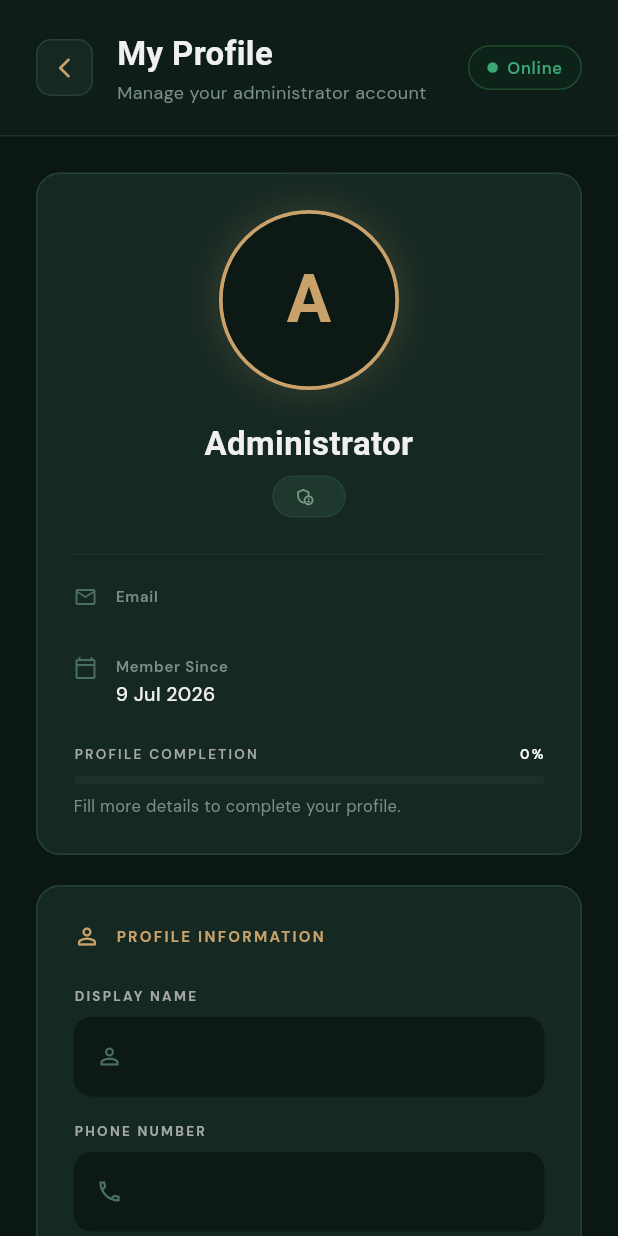
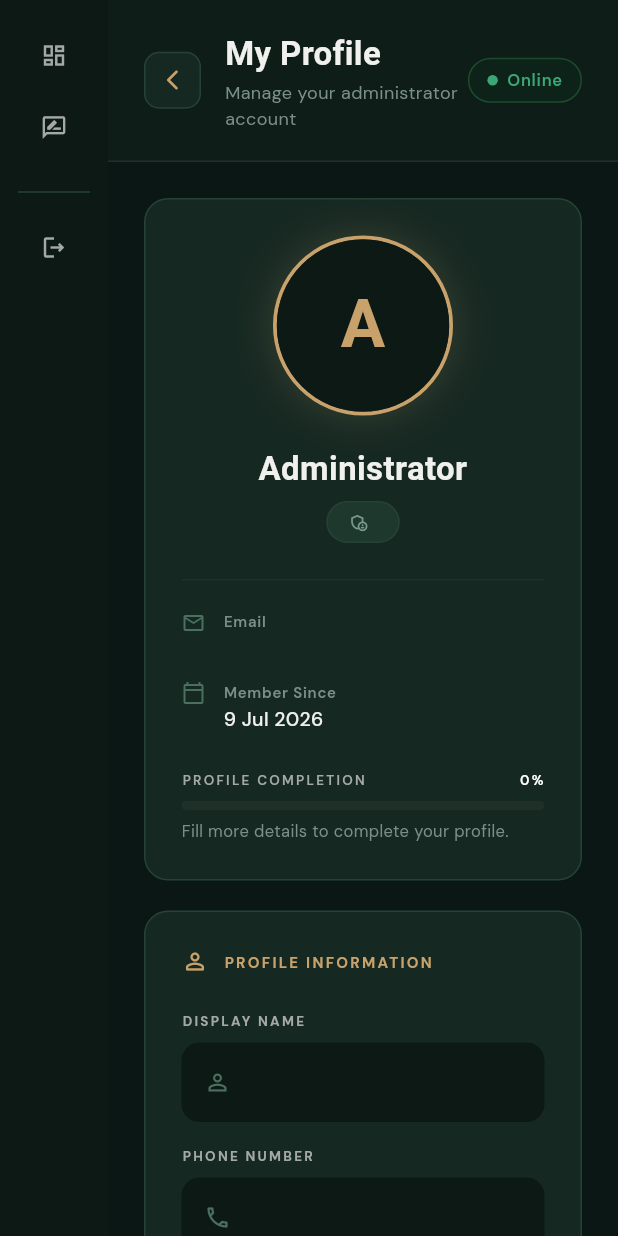
Before and after one commit to Shivadatt/om_event_flutter, a Flutter app: the ProfileScreen screen opened by its route, on a phone screen of 412 x 824 dp. Run offline on Flutter 3.47's test engine with Material 3 defaults, Android fonts, the phone set to English and light mode, and no system bars; our stand-ins replace cached_network_image, cloud_firestore, file_picker, firebase_auth, firebase_core, firebase_messaging and 6 more; missing offline and left inert: dart:html; accounts and stored records are empty; Roboto replaces fonts that are missing (Italiana).

Commit message:
feat: implement admin dashboard UI with navigation layout and sidebar components

```diff
--- a/lib/core/config/app_routes.dart
+++ b/lib/core/config/app_routes.dart
@@ -6,6 +6,7 @@ import '../../presentation/screens/customer/experience_detail_screen.dart';
 import '../../presentation/screens/customer/quote_success_screen.dart';
 import '../../presentation/screens/auth/login_screen.dart';
 import '../../presentation/screens/admin/admin_dashboard_screen.dart';
+import '../../presentation/screens/admin/widgets/admin_layout.dart';
 import '../../presentation/screens/admin/manage_leads_screen.dart';
 import '../../presentation/screens/admin/manage_quotes_screen.dart';
 import '../../presentation/screens/admin/manage_experiences_screen.dart';
@@ -60,42 +61,42 @@ class AppRouter {
     GetPage(name: AppRoutes.login, page: () => const LoginScreen()),
     GetPage(
       name: AppRoutes.adminDashboard,
-      page: () => const AdminDashboardScreen(),
+      page: () => const AdminLayout(child: AdminDashboardScreen()),
       binding: AdminBinding(),
     ),
     GetPage(
       name: AppRoutes.manageLeads,
-      page: () => const ManageLeadsScreen(),
+      page: () => const AdminLayout(child: ManageLeadsScreen()),
       binding: AdminBinding(),
     ),
     GetPage(
       name: AppRoutes.manageQuotes,
-      page: () => const ManageQuotesScreen(),
+      page: () => const AdminLayout(child: ManageQuotesScreen()),
       binding: AdminBinding(),
     ),
     GetPage(
       name: AppRoutes.manageBookings,
-      page: () => const ManageBookingsScreen(),
+      page: () => const AdminLayout(child: ManageBookingsScreen()),
       binding: AdminBinding(),
     ),
     GetPage(
       name: AppRoutes.manageExperiences,
-      page: () => const ManageExperiencesScreen(),
+      page: () => const AdminLayout(child: ManageExperiencesScreen()),
       binding: AdminBinding(),
     ),
     GetPage(
       name: AppRoutes.manageCategories,
-      page: () => const ManageCategoriesScreen(),
+      page: () => const AdminLayout(child: ManageCategoriesScreen()),
       binding: AdminBinding(),
     ),
     GetPage(
       name: AppRoutes.manageCustomers,
-      page: () => const ManageCustomersScreen(),
+      page: () => const AdminLayout(child: ManageCustomersScreen()),
       binding: AdminBinding(),
     ),
     GetPage(
       name: AppRoutes.manageUsers,
-      page: () => const ManageAdminRolesScreen(),
+      page: () => const AdminLayout(child: ManageAdminRolesScreen()),
       binding: AdminBinding(),
     ),
     GetPage(
@@ -110,25 +111,25 @@ class AppRouter {
     ),
     GetPage(
       name: AppRoutes.manageReviews,
-      page: () => const ManageReviewsScreen(),
+      page: () => const AdminLayout(child: ManageReviewsScreen()),
       binding: AdminBinding(),
     ),
     GetPage(
       name: AppRoutes.adminProfile,
-      page: () => const ProfileScreen(),
+      page: () => const AdminLayout(child: ProfileScreen()),
       binding: AdminBinding(),
     ),
     GetPage(
       name: AppRoutes.customerPortalAdmin,
-      page: () => const CustomerPortalAdminDashboard(),
+      page: () => const AdminLayout(child: CustomerPortalAdminDashboard()),
     ),
     GetPage(
       name: AppRoutes.bookingCalendar,
-      page: () => const BookingCalendarScreen(),
+      page: () => const AdminLayout(child: BookingCalendarScreen()),
     ),
     GetPage(
       name: AppRoutes.adminKpis,
-      page: () => const AdminKpiDashboardScreen(),
+      page: () => const AdminLayout(child: AdminKpiDashboardScreen()),
     ),
     GetPage(name: AppRoutes.docs, page: () => const DocsScreen()),
   ];
--- a/lib/presentation/screens/admin/admin_dashboard_screen.dart
+++ b/lib/presentation/screens/admin/admin_dashboard_screen.dart
@@ -5,12 +5,10 @@ import '../../../core/config/app_theme.dart';
 import '../../../core/utils/formatters.dart';
 import '../../controllers/admin_controller.dart';
 import '../../controllers/auth_controller.dart';
-import 'widgets/admin_sidebar.dart';
 import 'widgets/admin_metric_card.dart';
 import 'widgets/admin_action_button.dart';
 import 'widgets/inquiries_trend_chart.dart';
 import 'widgets/recent_inquiries_widget.dart';
-import '../../../core/extensions/extensions.dart';
 
 /// Core Dashboard landing page for administrators and managers.
 class AdminDashboardScreen extends GetView<AdminController> {
@@ -74,35 +72,14 @@ class AdminDashboardScreen extends GetView<AdminController> {
         final currentAdmin = authController.rxAdminRole.value;
         final isSuper = currentAdmin?.roleType == 'super_admin';
 
-        return Row(
-          children: [
-            // Fixed Sidebar Navigation for Desktop/Laptops (Width >= 1024)
-            if (context.isDesktop)
-              Container(
-                width: 240,
-                color: const Color(0xFF0D1915),
-                child: AdminSidebar(currentAdmin: currentAdmin),
-              ),
-
-            // Main Content Area
-            Expanded(
-              child: Scaffold(
+        return Scaffold(
                 backgroundColor: const Color(0xFF0B1714),
                 appBar: AppBar(
+                  automaticallyImplyLeading: false,
                   backgroundColor: const Color(0xFF0D1915),
                   elevation: 0,
                   iconTheme: const IconThemeData(color: Color(0xFFF4F4F4)),
-                  leading:
-                      !context.isDesktop
-                          ? Builder(
-                            builder:
-                                (context) => IconButton(
-                                  icon: const Icon(Icons.menu),
-                                  onPressed:
-                                      () => Scaffold.of(context).openDrawer(),
-                                ),
-                          )
-                          : null,
+
                   title: Row(
                     children: [
                       const Icon(
@@ -182,13 +159,7 @@ class AdminDashboardScreen extends GetView<AdminController> {
                       ),
                   ],
                 ),
-                drawer:
-                    !context.isDesktop
-                        ? AdminSidebar(
-                          currentAdmin: currentAdmin,
-                          isMobileDrawer: true,
-                        )
-                        : null,
+
                 body: RefreshIndicator(
                   onRefresh: () => controller.loadDashboardStats(),
                   child: SingleChildScrollView(
@@ -376,9 +347,6 @@ class AdminDashboardScreen extends GetView<AdminController> {
                     ),
                   ),
                 ),
-              ),
-            ),
-          ],
         );
       }),
     );
--- /dev/null
+++ b/lib/presentation/screens/admin/widgets/admin_layout.dart
@@ -0,0 +1,40 @@
+import 'package:flutter/material.dart';
+import 'package:get/get.dart';
+import '../../../../core/extensions/extensions.dart';
+import '../../../controllers/auth_controller.dart';
+import 'admin_sidebar.dart';
+
+class AdminLayout extends StatelessWidget {
+  final Widget child;
+
+  const AdminLayout({super.key, required this.child});
+
+  @override
+  Widget build(BuildContext context) {
+    final authController = Get.find<AuthController>();
+    final isDesktop = context.isDesktop;
+    final isCollapsed = !isDesktop;
+
+    return Scaffold(
+      backgroundColor: const Color(0xFF0B1714),
+      body: Obx(() {
+        final currentAdmin = authController.rxAdminRole.value;
+        return Row(
+          children: [
+            Container(
+              width: isCollapsed ? 72 : 240,
+              color: const Color(0xFF0D1915),
+              child: AdminSidebar(
+                currentAdmin: currentAdmin,
+                isCollapsed: isCollapsed,
+              ),
+            ),
+            Expanded(
+              child: child,
+            ),
+          ],
+        );
+      }),
+    );
+  }
+}
--- a/lib/presentation/screens/admin/widgets/admin_sidebar.dart
+++ b/lib/presentation/screens/admin/widgets/admin_sidebar.dart
@@ -14,11 +14,15 @@ class AdminSidebar extends StatelessWidget {
   /// Whether the navigation items are being rendered inside a mobile Drawer.
   final bool isMobileDrawer;
 
+  /// Whether the sidebar should be rendered in a collapsed, icon-only state.
+  final bool isCollapsed;
+
   /// Creates an [AdminSidebar] widget instance.
   const AdminSidebar({
     super.key,
     required this.currentAdmin,
     this.isMobileDrawer = false,
+    this.isCollapsed = false,
   });
 
   void _navigate(String routeName) {
@@ -32,10 +36,11 @@ class AdminSidebar extends StatelessWidget {
   Widget build(BuildContext context) {
     final authController = Get.find<AuthController>();
     final isSuper = currentAdmin?.roleType == 'super_admin';
+    final currentRoute = Get.currentRoute;
 
     Widget content = Column(
       children: [
-        Container(
+        if (!isCollapsed) Container(
           padding: const EdgeInsets.all(24),
           alignment: Alignment.centerLeft,
           decoration: const BoxDecoration(
@@ -94,18 +99,17 @@ class AdminSidebar extends StatelessWidget {
               AdminSidebarItem(
                 icon: Icons.dashboard_outlined,
                 label: "Dashboard",
-                isActive: true,
-                onTap: () {
-                  if (isMobileDrawer) {
-                    Get.back();
-                  }
-                },
+                isActive: currentRoute == AppRoutes.adminDashboard,
+                isCollapsed: isCollapsed,
+                onTap: () => _navigate(AppRoutes.adminDashboard),
               ),
               if (isSuper ||
                   (currentAdmin?.permissions['can_manage_categories'] ?? false))
                 AdminSidebarItem(
                   icon: Icons.category_outlined,
                   label: "Categories",
+                  isActive: currentRoute == AppRoutes.manageCategories,
+                  isCollapsed: isCollapsed,
                 onTap: () => _navigate(AppRoutes.manageCategories),
                 ),
               if (isSuper ||
@@ -113,6 +117,8 @@ class AdminSidebar extends StatelessWidget {
                 AdminSidebarItem(
                   icon: Icons.stars_outlined,
                   label: "Experiences",
+                  isActive: currentRoute == AppRoutes.manageExperiences,
+                  isCollapsed: isCollapsed,
                 onTap: () => _navigate(AppRoutes.manageExperiences),
                 ),
               if (isSuper ||
@@ -120,6 +126,8 @@ class AdminSidebar extends StatelessWidget {
                 AdminSidebarItem(
                   icon: Icons.people_outline,
                   label: "Customers",
+                  isActive: currentRoute == AppRoutes.manageCustomers,
+                  isCollapsed: isCollapsed,
                 onTap: () => _navigate(AppRoutes.manageCustomers),
                 ),
               if (isSuper ||
@@ -127,6 +135,8 @@ class AdminSidebar extends StatelessWidget {
                 AdminSidebarItem(
                   icon: Icons.contact_phone_outlined,
                   label: "Leads",
+                  isActive: currentRoute == AppRoutes.manageLeads,
+                  isCollapsed: isCollapsed,
                 onTap: () => _navigate(AppRoutes.manageLeads),
                 ),
               if (isSuper ||
@@ -134,6 +144,8 @@ class AdminSidebar extends StatelessWidget {
                 AdminSidebarItem(
                   icon: Icons.receipt_long_outlined,
                   label: "Quotations",
+                  isActive: currentRoute == AppRoutes.manageQuotes,
+                  isCollapsed: isCollapsed,
                 onTap: () => _navigate(AppRoutes.manageQuotes),
                 ),
               if (isSuper ||
@@ -141,6 +153,8 @@ class AdminSidebar extends StatelessWidget {
                 AdminSidebarItem(
                   icon: Icons.bookmark_outline,
                   label: "Bookings",
+                  isActive: currentRoute == AppRoutes.manageBookings,
+                  isCollapsed: isCollapsed,
                 onTap: () => _navigate(AppRoutes.manageBookings),
                 ),
               if (isSuper ||
@@ -148,23 +162,31 @@ class AdminSidebar extends StatelessWidget {
                 AdminSidebarItem(
                   icon: Icons.admin_panel_settings_outlined,
                   label: "Users",
+                  isActive: currentRoute == AppRoutes.manageUsers,
+                  isCollapsed: isCollapsed,
                 onTap: () => _navigate(AppRoutes.manageUsers),
                 ),
               AdminSidebarItem(
                 icon: Icons.rate_review_outlined,
                 label: "Reviews",
-                onTap: () => _navigate('/admin/reviews'),
+                isActive: currentRoute == AppRoutes.manageReviews || currentRoute == '/admin/reviews',
+                isCollapsed: isCollapsed,
+                onTap: () => _navigate(AppRoutes.manageReviews),
               ),
               if (isSuper ||
                   (currentAdmin?.permissions['can_manage_settings'] ?? false)) ...[
                 AdminSidebarItem(
                   icon: Icons.business_outlined,
                   label: "Business Details",
+                  isActive: currentRoute == AppRoutes.businessDetails,
+                  isCollapsed: isCollapsed,
                 onTap: () => _navigate(AppRoutes.businessDetails),
                 ),
                 AdminSidebarItem(
                   icon: Icons.settings_outlined,
                   label: "Settings",
+                  isActive: currentRoute == AppRoutes.systemSettings,
+                  isCollapsed: isCollapsed,
                 onTap: () => _navigate(AppRoutes.systemSettings),
                 ),
               ],
@@ -172,6 +194,7 @@ class AdminSidebar extends StatelessWidget {
               AdminSidebarItem(
                 icon: Icons.logout_outlined,
                 label: "Logout",
+                isCollapsed: isCollapsed,
                 onTap: () => authController.logout(),
               ),
             ],
--- a/lib/presentation/screens/admin/widgets/admin_sidebar_item.dart
+++ b/lib/presentation/screens/admin/widgets/admin_sidebar_item.dart
@@ -5,6 +5,7 @@ class AdminSidebarItem extends StatelessWidget {
   final IconData icon;
   final String label;
   final bool isActive;
+  final bool isCollapsed;
   final VoidCallback onTap;
 
   const AdminSidebarItem({
@@ -12,31 +13,28 @@ class AdminSidebarItem extends StatelessWidget {
     required this.icon,
     required this.label,
     this.isActive = false,
+    this.isCollapsed = false,
     required this.onTap,
   });
 
   @override
   Widget build(BuildContext context) {
-    return Container(
-      margin: const EdgeInsets.only(bottom: 6),
-      child: Material(
-        color: isActive ? const Color(0xFF1B332B) : Colors.transparent,
-        borderRadius: BorderRadius.circular(4),
-        child: InkWell(
-          onTap: onTap,
-          borderRadius: BorderRadius.circular(4),
-          child: Padding(
-            padding: const EdgeInsets.symmetric(horizontal: 16, vertical: 12),
+    Widget content = Padding(
+      padding: EdgeInsets.symmetric(
+        horizontal: isCollapsed ? 0 : 16,
+        vertical: 12,
+      ),
       child: Row(
+        mainAxisAlignment:
+            isCollapsed ? MainAxisAlignment.center : MainAxisAlignment.start,
         children: [
           Icon(
             icon,
             size: 18,
             color:
-                      isActive
-                          ? const Color(0xFFC8A26A)
-                          : const Color(0xFFA4A9A7),
+                isActive ? const Color(0xFFC8A26A) : const Color(0xFFA4A9A7),
           ),
+          if (!isCollapsed) ...[
             const SizedBox(width: 12),
             Text(
               label,
@@ -51,15 +49,35 @@ class AdminSidebarItem extends StatelessWidget {
             ),
             if (isActive) ...[
               const Spacer(),
-                  Container(
-                    width: 3,
-                    height: 16,
-                    color: const Color(0xFFC8A26A),
-                  ),
+              Container(width: 3, height: 16, color: const Color(0xFFC8A26A)),
+            ],
           ],
         ],
       ),
+    );
+
+    if (isCollapsed) {
+      content = Tooltip(
+        message: label,
+        preferBelow: false,
+        textStyle: AppTheme.sansBody(fontSize: 12, color: Colors.white),
+        decoration: BoxDecoration(
+          color: const Color(0xFF1B332B),
+          borderRadius: BorderRadius.circular(4),
         ),
+        child: content,
+      );
+    }
+
+    return Container(
+      margin: const EdgeInsets.only(bottom: 6),
+      child: Material(
+        color: isActive ? const Color(0xFF1B332B) : Colors.transparent,
+        borderRadius: BorderRadius.circular(4),
+        child: InkWell(
+          onTap: onTap,
+          borderRadius: BorderRadius.circular(4),
+          child: content,
         ),
       ),
     );
```
Also changed, not shown: 1 other file. Lines whose indentation alone changed are shown as unchanged.
